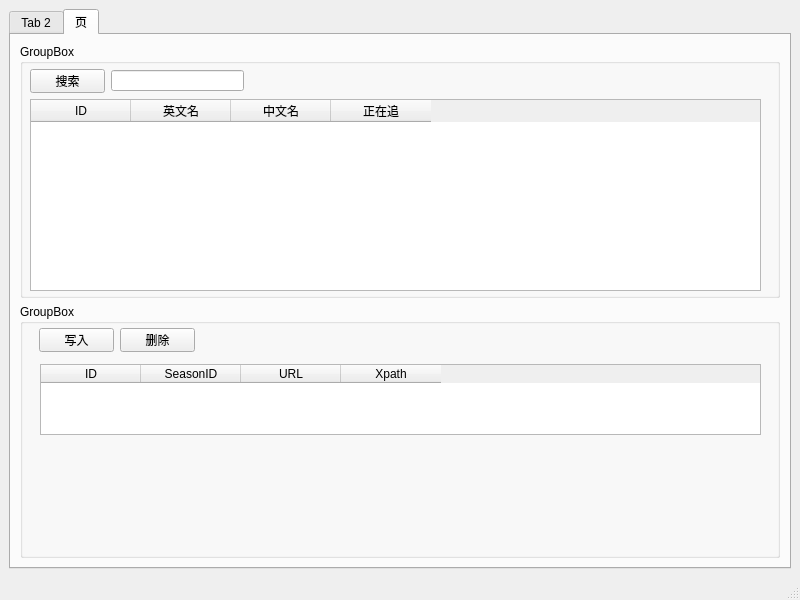
Before: the Qt Designer form ui_sprawl.ui in xuyuliang/sprawl, drawn with Qt 5.
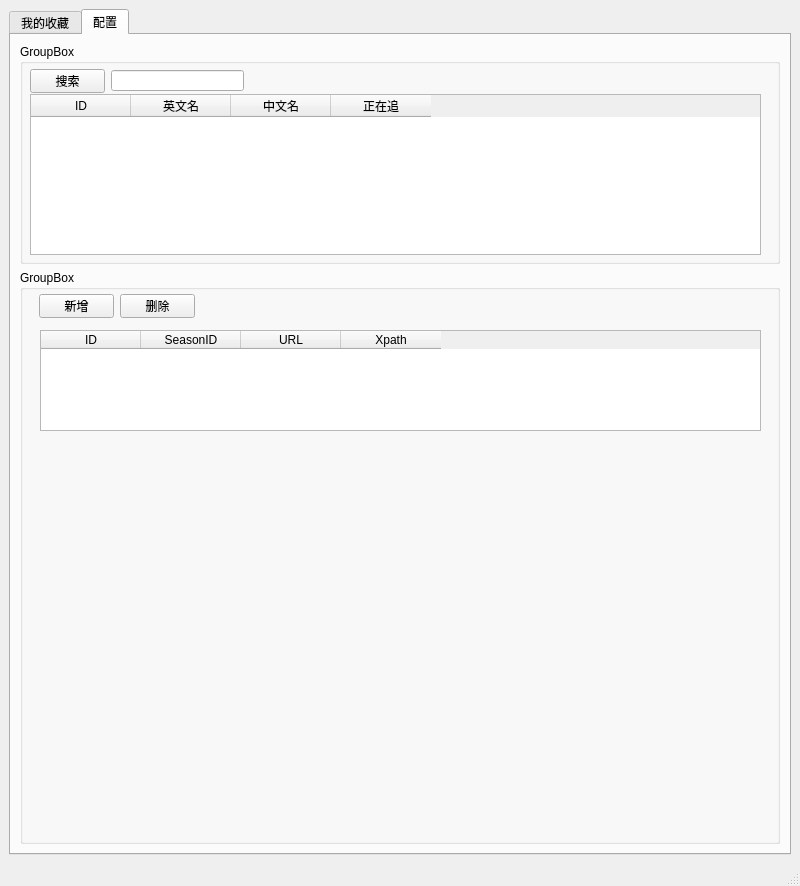
After: the same form once the commit is applied.

Patch:
```diff
--- a/ui_sprawl.ui
+++ b/ui_sprawl.ui
@@ -7,7 +7,7 @@
     <x>0</x>
     <y>0</y>
     <width>800</width>
-    <height>600</height>
+    <height>886</height>
    </rect>
   </property>
   <property name="windowTitle">
@@ -22,7 +22,7 @@
       </property>
       <widget class="QWidget" name="tab_2">
        <attribute name="title">
-        <string>Tab 2</string>
+        <string>我的收藏</string>
        </attribute>
        <layout class="QVBoxLayout" name="verticalLayout_5">
         <item>
@@ -71,11 +71,17 @@
       </widget>
       <widget class="QWidget" name="tab">
        <attribute name="title">
-        <string>页</string>
+        <string>配置</string>
        </attribute>
        <layout class="QVBoxLayout" name="verticalLayout_6">
         <item>
          <widget class="QGroupBox" name="groupBox_2">
+          <property name="maximumSize">
+           <size>
+            <width>16777215</width>
+            <height>220</height>
+           </size>
+          </property>
           <property name="title">
            <string>GroupBox</string>
           </property>
@@ -83,9 +89,9 @@
            <property name="geometry">
             <rect>
              <x>10</x>
-             <y>55</y>
+             <y>50</y>
              <width>731</width>
-             <height>192</height>
+             <height>161</height>
             </rect>
            </property>
            <property name="selectionMode">
@@ -171,7 +177,7 @@
             </rect>
            </property>
            <property name="text">
-            <string>写入</string>
+            <string>新增</string>
            </property>
           </widget>
           <widget class="QTableWidget" name="tableDownload">
@@ -180,7 +186,7 @@
              <x>20</x>
              <y>60</y>
              <width>721</width>
-             <height>71</height>
+             <height>101</height>
             </rect>
            </property>
            <column>
```
Left out of the diff: 16 changed lines with no effect on the pictures.
